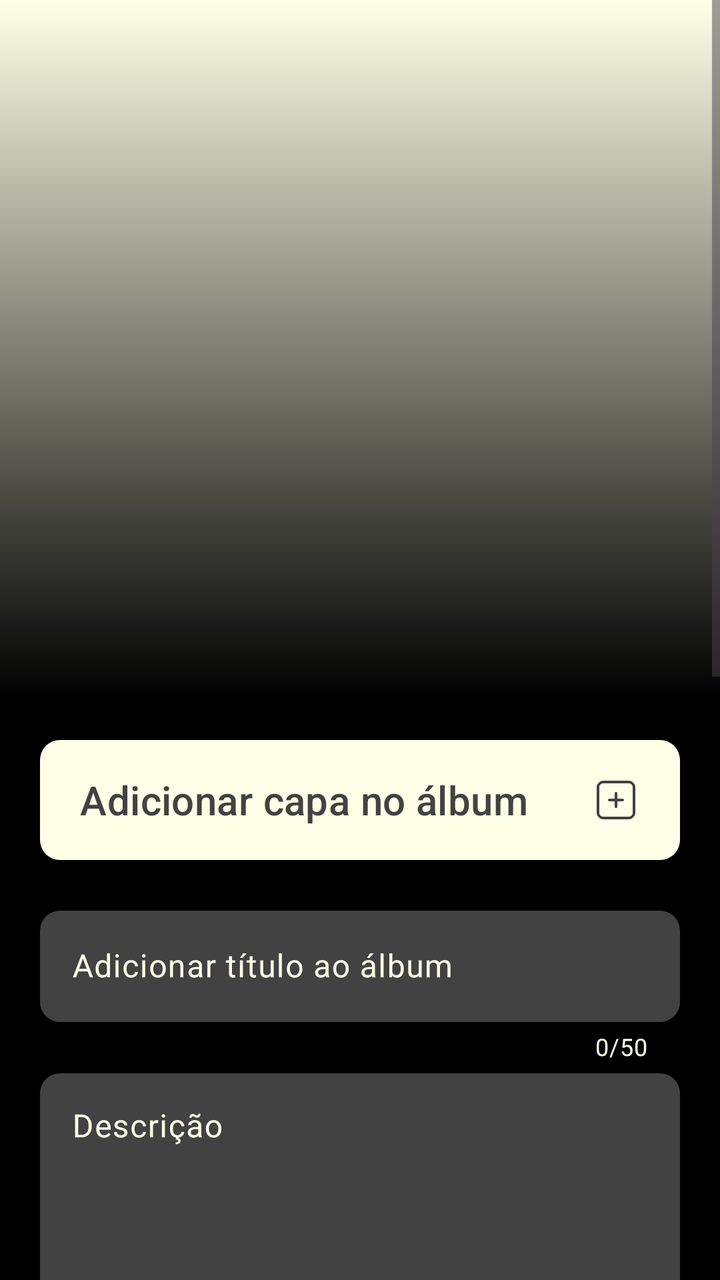
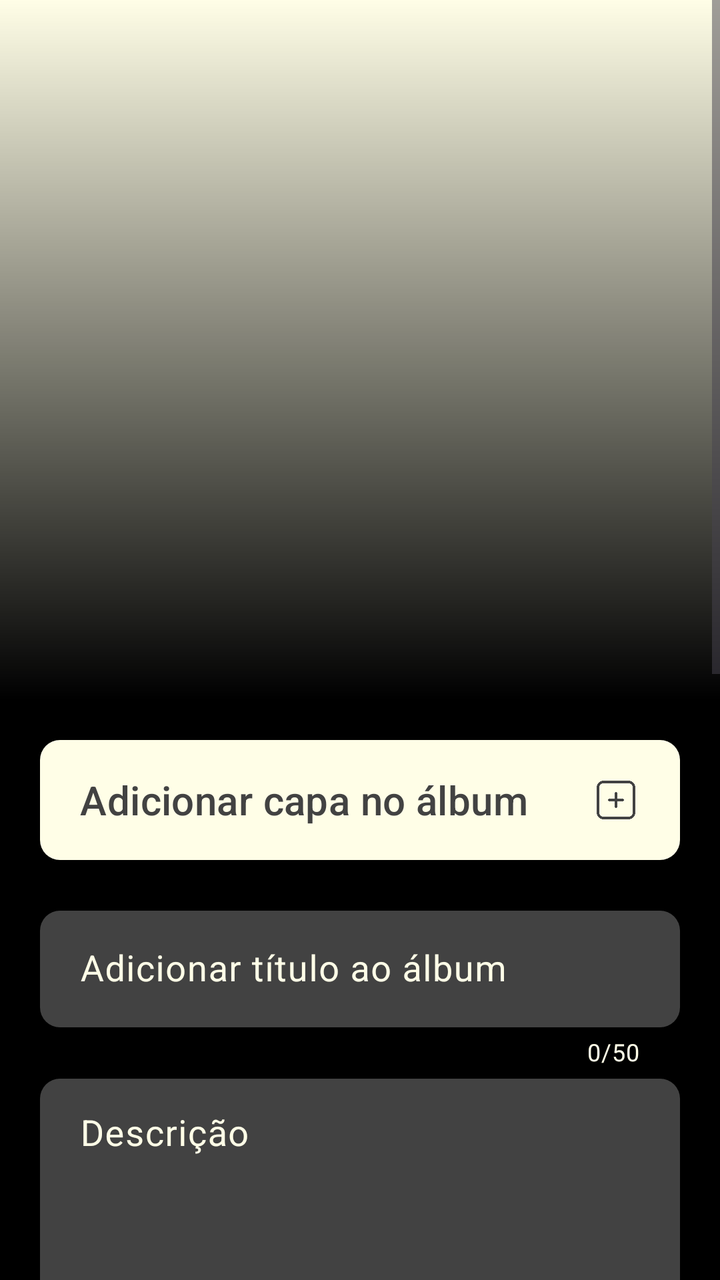

The first picture is an Android layout as it rendered before a commit; the second is the same layout after the commit. The layout source and the unified diff follow.
<!-- AndroidManifest.xml: application theme Theme.Monaly -->
<!-- res/layout/fragment_create_album.xml -->
<?xml version="1.0" encoding="utf-8"?>
<ScrollView xmlns:android="http://schemas.android.com/apk/res/android"
    xmlns:app="http://schemas.android.com/apk/res-auto"
    xmlns:tools="http://schemas.android.com/tools"
    android:layout_width="match_parent"
    android:layout_height="match_parent"
    android:background="#000000"
    android:fillViewport="true">

    <androidx.constraintlayout.widget.ConstraintLayout
        android:layout_width="match_parent"
        android:layout_height="wrap_content"
        android:paddingBottom="20dp">

        <com.google.android.material.button.MaterialButton
            android:id="@+id/btnSaveAlbum"
            android:layout_width="0dp"
            android:layout_height="60dp"
            android:layout_marginTop="20dp"
            android:layout_marginEnd="20dp"
            android:layout_weight="1"
            android:text="@string/create_album_button_save"
            android:textAllCaps="false"
            android:textColor="@color/gray_dark"
            app:backgroundTint="@color/bage_neutral"
            android:textSize="18sp"
            app:cornerRadius="10dp"
            app:layout_constraintEnd_toEndOf="parent"
            app:layout_constraintTop_toBottomOf="@+id/switchDownload" />

        <com.google.android.material.button.MaterialButton
            android:id="@+id/btnAddParticipants"
            android:layout_width="0dp"
            android:layout_height="60dp"
            android:layout_marginStart="20dp"
            android:layout_marginEnd="20dp"
            android:layout_weight="1"
            android:text="@string/create_album_button_add_participants"
            android:textAllCaps="false"
            android:textColor="@color/gray_dark"
            android:textSize="18sp"
            app:backgroundTint="@color/bage_neutral"
            app:cornerRadius="10dp"
            app:layout_constraintEnd_toStartOf="@+id/btnSaveAlbum"
            app:layout_constraintStart_toStartOf="parent"
            app:layout_constraintTop_toTopOf="@+id/btnSaveAlbum" />

        <androidx.constraintlayout.widget.ConstraintLayout
            android:id="@+id/CoverAlbum"
            android:layout_width="match_parent"
            android:layout_height="350dp"
            android:background="@color/bage_neutral"
            app:layout_constraintEnd_toEndOf="parent"
            app:layout_constraintStart_toStartOf="parent"
            app:layout_constraintTop_toTopOf="parent">

            <ImageView
                android:id="@+id/imageGradientEffect"
                android:layout_width="0dp"
                android:layout_height="0dp"
                app:layout_constraintBottom_toBottomOf="parent"
                app:layout_constraintEnd_toEndOf="parent"
                app:layout_constraintHorizontal_bias="0.0"
                app:layout_constraintStart_toStartOf="parent"
                app:layout_constraintTop_toTopOf="parent"
                app:layout_constraintVertical_bias="0.0"
                app:srcCompat="@drawable/bg_gradient_black" />


        </androidx.constraintlayout.widget.ConstraintLayout>

        <com.google.android.material.textfield.TextInputLayout
            android:id="@+id/TitleField"
            android:layout_width="match_parent"
            android:layout_height="wrap_content"
            android:layout_marginStart="20dp"
            android:layout_marginTop="20dp"
            android:layout_marginEnd="20dp"
            app:counterEnabled="true"
            app:counterMaxLength="50"
            app:counterTextColor="@color/bage_neutral"
            android:textColorHint="@color/bage_neutral"
            app:hintTextColor="@color/bage_neutral"
            app:layout_constraintEnd_toEndOf="parent"
            app:layout_constraintHorizontal_bias="0.0"
            app:layout_constraintStart_toStartOf="parent"
            app:layout_constraintTop_toBottomOf="@+id/buttonCoverAlbum">


            <com.google.android.material.textfield.TextInputEditText
                android:id="@+id/EditTitleField"
                android:layout_width="match_parent"
                android:layout_height="wrap_content"
                android:background="@drawable/drawable_background_button_gray_dark_10_dp"
                android:hint="@string/create_album_hint_title"
                android:maxLength="50"
                android:textColor="@color/bage_neutral" />


        </com.google.android.material.textfield.TextInputLayout>

        <com.google.android.material.textfield.TextInputLayout
            android:id="@+id/DescriptionField"
            android:layout_width="match_parent"
            android:layout_height="wrap_content"
            android:layout_marginStart="20dp"
            android:layout_marginEnd="20dp"
            app:counterEnabled="true"
            app:counterMaxLength="350"
            app:counterTextColor="@color/bage_neutral"
            android:textColorHint="@color/bage_neutral"
            app:hintTextColor="@color/bage_neutral"
            app:layout_constraintEnd_toEndOf="parent"
            app:layout_constraintStart_toStartOf="parent"
            app:layout_constraintTop_toBottomOf="@+id/TitleField">


            <com.google.android.material.textfield.TextInputEditText
                android:id="@+id/EditDescriptionField"
                android:layout_width="match_parent"
                android:layout_height="250dp"
                android:background="@drawable/drawable_background_button_gray_dark_10_dp"
                android:gravity="top|start"
                android:hint="@string/create_album_hint_description"
                android:maxLength="350"
                android:textColor="@color/gray_medium" />

        </com.google.android.material.textfield.TextInputLayout>

        <com.google.android.material.button.MaterialButton
            android:id="@+id/buttonCoverAlbum"
            android:layout_width="0dp"
            android:layout_height="60dp"
            android:layout_marginStart="20dp"
            android:layout_marginTop="20dp"
            android:layout_marginEnd="20dp"
            android:background="@drawable/drawable_background_button_gray_dark_10_dp"
            android:gravity="start|center_vertical"
            android:paddingStart="20dp"
            android:paddingEnd="20dp"
            android:text="@string/create_album_button_add_cover"
            android:textAllCaps="false"
            android:textColor="@color/gray_dark"
            android:textSize="20sp"
            app:backgroundTint="@color/bage_neutral"
            app:icon="@drawable/ic_add_gray_dark"
            app:iconGravity="end"
            app:iconSize="24dp"
            app:iconTint="@null"
            app:layout_constraintEnd_toEndOf="parent"
            app:layout_constraintStart_toStartOf="parent"
            app:layout_constraintTop_toBottomOf="@+id/CoverAlbum" />

        <androidx.cardview.widget.CardView
            android:id="@+id/cvParticipantsMock"
            android:layout_width="match_parent"
            android:layout_height="wrap_content"
            android:layout_marginStart="20dp"
            android:layout_marginTop="20dp"
            android:layout_marginEnd="20dp"
            app:cardBackgroundColor="#262626"
            app:cardCornerRadius="10dp"
            app:cardElevation="0dp"
            app:layout_constraintEnd_toEndOf="parent"
            app:layout_constraintStart_toStartOf="parent"
            app:layout_constraintTop_toBottomOf="@+id/DescriptionField">

            <LinearLayout
                android:layout_width="match_parent"
                android:layout_height="wrap_content"
                android:orientation="vertical"
                android:padding="30dp">

                <TextView
                    android:layout_width="wrap_content"
                    android:layout_height="wrap_content"
                    android:layout_marginBottom="30dp"
                    android:text="@string/create_album_participants_title"
                    android:textColor="@color/bage_neutral"
                    android:textSize="16sp" />

                <LinearLayout
                    android:layout_width="match_parent"
                    android:layout_height="wrap_content"
                    android:orientation="horizontal">

                    <ImageView
                        android:layout_width="40dp"
                        android:layout_height="40dp"
                        android:layout_marginEnd="15dp"
                        android:background="@drawable/drawable_background_button_gray_dark_10_dp"
                        android:src="@drawable/ic_profile_bage_neutral" />

                    <ImageView
                        android:layout_width="40dp"
                        android:layout_height="40dp"
                        android:layout_marginEnd="15dp"
                        android:background="@drawable/drawable_background_button_gray_dark_10_dp"
                        android:src="@drawable/ic_profile_bage_neutral" />

                    <TextView
                        android:layout_width="40dp"
                        android:layout_height="40dp"
                        android:background="@drawable/drawable_background_button_gray_dark_10_dp"
                        android:gravity="center"
                        android:text="..."
                        android:textColor="@color/bage_neutral"
                        android:textSize="18sp"
                        android:textStyle="bold" />

                </LinearLayout>

            </LinearLayout>

        </androidx.cardview.widget.CardView>

        <com.google.android.material.switchmaterial.SwitchMaterial
            android:id="@+id/switchPublic"
            android:layout_width="match_parent"
            android:layout_height="wrap_content"
            android:layout_marginStart="40dp"
            android:layout_marginTop="20dp"
            android:layout_marginEnd="40dp"
            android:text="@string/create_album_switch_public"
            android:textColor="@color/bage_neutral"
            android:textSize="16sp"
            app:layout_constraintEnd_toEndOf="parent"
            app:layout_constraintStart_toStartOf="parent"
            app:layout_constraintTop_toBottomOf="@+id/cvParticipantsMock" />

        <com.google.android.material.switchmaterial.SwitchMaterial
            android:id="@+id/switchDownload"
            android:layout_width="match_parent"
            android:layout_height="wrap_content"
            android:layout_marginStart="40dp"
            android:layout_marginTop="16dp"
            android:layout_marginEnd="40dp"
            android:text="@string/create_album_switch_download"
            android:textColor="@color/bage_neutral"
            android:textSize="16sp"
            app:layout_constraintEnd_toEndOf="parent"
            app:layout_constraintStart_toStartOf="parent"
            app:layout_constraintTop_toBottomOf="@+id/switchPublic" />

    </androidx.constraintlayout.widget.ConstraintLayout>

</ScrollView>
<!-- resources referenced by this layout -->
<resources>
  <color name="bage_neutral">#fffee7</color>
  <color name="gray_dark">#424242</color>
  <color name="gray_medium">#C8C8C8</color>
  <!-- drawable bg_gradient_black (drawable) -->
  <?xml version="1.0" encoding="utf-8"?>
  <shape xmlns:android="http://schemas.android.com/apk/res/android"
  
      android:shape="rectangle">
  
      <gradient
  
          android:angle="90"
          android:startColor="@color/black"
          android:endColor="#00000000"
          android:type="linear"/>
  
  </shape>
  <!-- drawable drawable_background_button_gray_dark_10_dp (drawable) -->
  <?xml version="1.0" encoding="utf-8"?>
  <shape xmlns:android="http://schemas.android.com/apk/res/android">
  
      <corners android:radius="10dp"/>
      <solid android:color="@color/gray_dark"/>
  
  </shape>
  <!-- drawable ic_add_gray_dark: png bitmap (drawable, 1667 bytes) -->
  <!-- drawable ic_profile_bage_neutral: png bitmap (drawable, 1723 bytes) -->
  <string name="create_album_button_add_cover">Adicionar capa no álbum</string>
  <string name="create_album_button_add_participants">Adicionar participantes</string>
  <string name="create_album_button_save">Salvar</string>
  <string name="create_album_hint_description">Descrição</string>
  <string name="create_album_hint_title">Adicionar título ao álbum</string>
  <string name="create_album_participants_title">Participantes</string>
  <string name="create_album_switch_download">Permitir download de mídias</string>
  <string name="create_album_switch_public">Álbum público</string>
  <style name="Theme.Monaly" parent="Base.Theme.Monaly" />
  <color name="black">#000000</color>
  <style name="Base.Theme.Monaly" parent="Theme.Material3.DayNight.NoActionBar">
  
          <item name="android:navigationBarColor">@color/black</item>
  
      </style>
</resources>

<!-- the commit's change to res/layout/fragment_create_album.xml (unified diff, before → after) -->
@@ -94,6 +94,9 @@
                 android:background="@drawable/drawable_background_button_gray_dark_10_dp"
                 android:hint="@string/create_album_hint_title"
                 android:maxLength="50"
+                android:textSize="18sp"
+                android:paddingStart="20dp"
+                android:paddingEnd="20dp"
                 android:textColor="@color/bage_neutral" />
 
 
@@ -122,7 +125,10 @@
                 android:background="@drawable/drawable_background_button_gray_dark_10_dp"
                 android:gravity="top|start"
                 android:hint="@string/create_album_hint_description"
+                android:textSize="18sp"
                 android:maxLength="350"
+                android:paddingStart="20dp"
+                android:paddingEnd="20dp"
                 android:textColor="@color/gray_medium" />
 
         </com.google.android.material.textfield.TextInputLayout>
@@ -177,7 +183,7 @@
                     android:layout_marginBottom="30dp"
                     android:text="@string/create_album_participants_title"
                     android:textColor="@color/bage_neutral"
-                    android:textSize="16sp" />
+                    android:textSize="18sp" />
 
                 <LinearLayout
                     android:layout_width="match_parent"
